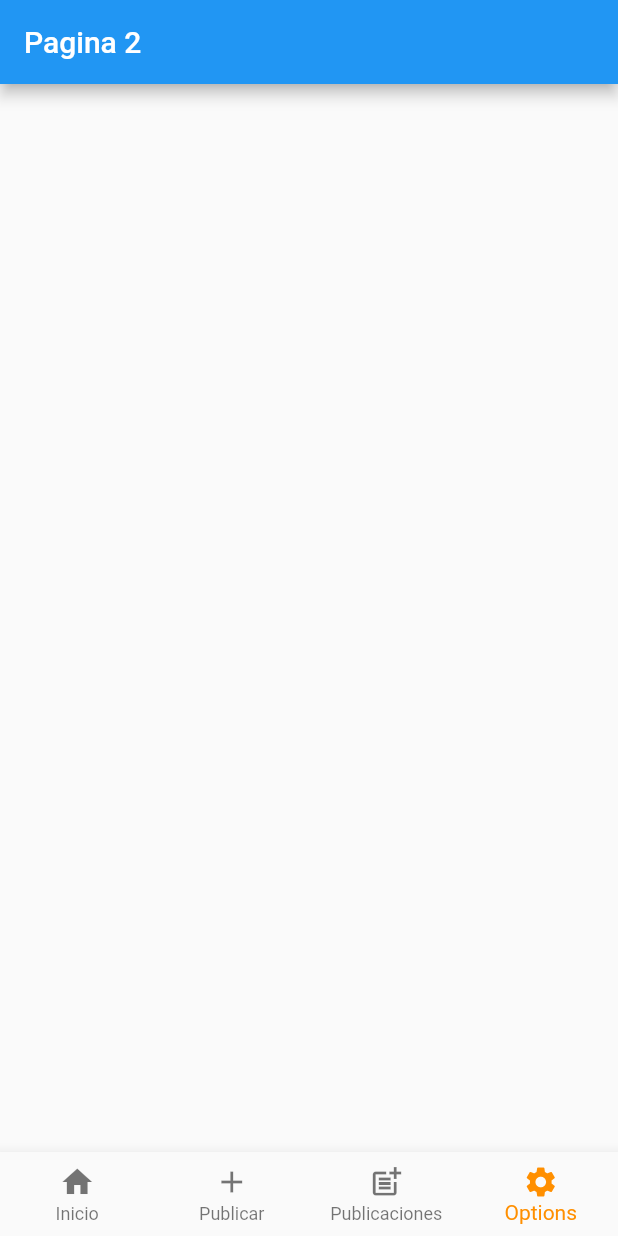
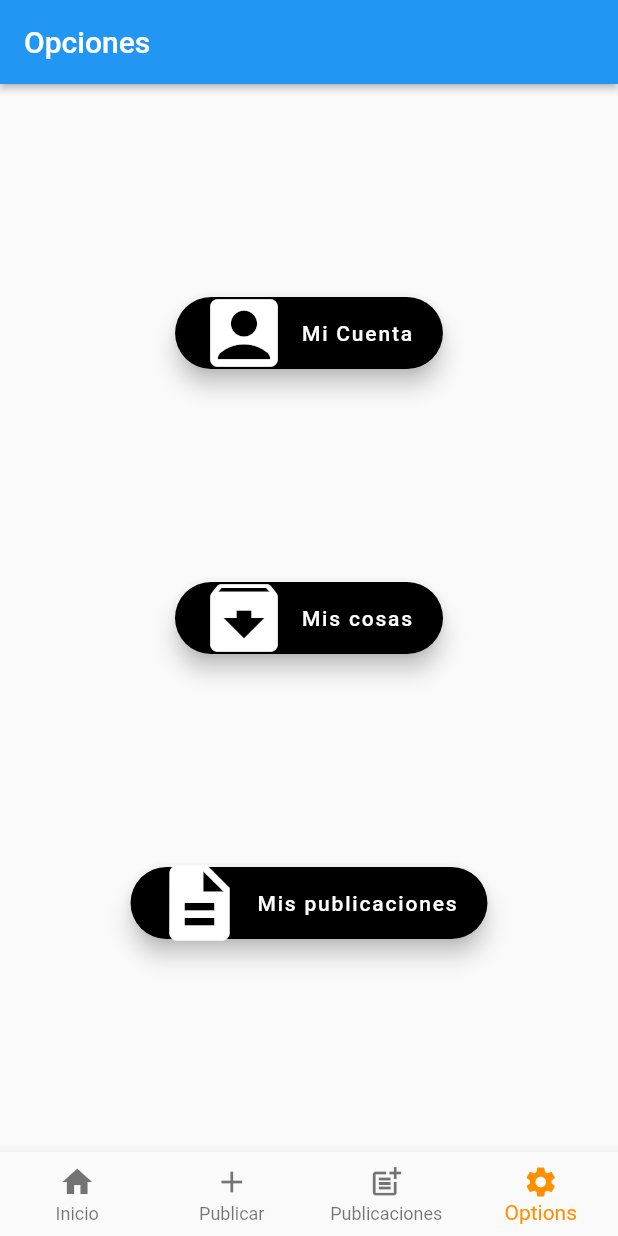
Before and after one commit to ElanTic/LosTSPerrones, a Flutter app: the screen it shows after launch, swiped to page 4, on a phone screen of 412 x 824 dp. Run offline on Flutter 3.47's test engine with Material 2 defaults, Android fonts, the phone set to English and light mode, and no system bars.

Commit message:
agregue pantalla de opciones

```diff
--- a/lib/Views/NavBarC.dart
+++ b/lib/Views/NavBarC.dart
@@ -1,4 +1,5 @@
 import 'package:flutter/material.dart';
+import 'package:itemtrackers/Views/Opciones.dart';
 import 'package:itemtrackers/Views/Pag.dart';
 import 'package:itemtrackers/Views/Pag2.dart';
 
@@ -11,7 +12,7 @@ class NavBarC extends StatefulWidget {
 
 class _NavBarCState extends State<NavBarC> {
   PageController _pageController = PageController();
-  List<Widget> __screens = [Pag(), Pag2(), Pag(), Pag2()];
+  List<Widget> __screens = [Pag(), Pag2(), Pag(), Opciones()];
 
   void _onPageChanged(int index) {
     setState(() {
--- /dev/null
+++ b/lib/Views/Opciones.dart
@@ -0,0 +1,80 @@
+import 'package:flutter/material.dart';
+
+class Opciones extends StatefulWidget {
+  const Opciones({Key? key}) : super(key: key);
+
+  @override
+  _OpcionesState createState() => _OpcionesState();
+}
+
+class _OpcionesState extends State<Opciones> {
+  //late HomePageModel _model;
+
+  final scaffoldKey = GlobalKey<ScaffoldState>();
+
+  @override
+  Widget build(BuildContext context) {
+    return GestureDetector(
+      //onTap: () => _model.unfocusNode.canRequestFocus
+      // ? FocusScope.of(context).requestFocus(_model.unfocusNode)
+      // : FocusScope.of(context).unfocus(),
+      child: Scaffold(
+        key: scaffoldKey,
+        //backgroundColor: FlutterFlowTheme.of(context).primaryBackground,
+        appBar: AppBar(
+          //backgroundColor: FlutterFlowTheme.of(context).primary,
+          automaticallyImplyLeading: false,
+          title: Text(
+            'Opciones',
+          ),
+          actions: [],
+          centerTitle: false,
+          elevation: 2,
+        ),
+        body: SafeArea(
+          top: true,
+          child: Align(
+            alignment: AlignmentDirectional(0.00, 0.00),
+            child: Column(
+              mainAxisSize: MainAxisSize.max,
+              mainAxisAlignment: MainAxisAlignment.spaceEvenly,
+              crossAxisAlignment: CrossAxisAlignment.center,
+              children: [
+                FloatingActionButton.extended(
+                  label: Text('Mi Cuenta'), // <-- Text
+                  backgroundColor: Colors.black,
+                  icon: Icon(
+                    // <-- Icon
+                    Icons.account_box,
+                    size: 60.0,
+                  ),
+                  onPressed: () {},
+                ),
+                FloatingActionButton.extended(
+                  label: Text('Mis cosas'), // <-- Text
+                  backgroundColor: Colors.black,
+                  icon: Icon(
+                    // <-- Icon
+                    Icons.archive,
+                    size: 60.0,
+                  ),
+                  onPressed: () {},
+                ),
+                FloatingActionButton.extended(
+                  label: Text('Mis publicaciones'), // <-- Text
+                  backgroundColor: Colors.black,
+                  icon: Icon(
+                    // <-- Icon
+                    Icons.description,
+                    size: 60.0,
+                  ),
+                  onPressed: () {},
+                ),
+              ],
+            ),
+          ),
+        ),
+      ),
+    );
+  }
+}
```
Also changed, not shown: lib/res/vault-solid.svg (added).
